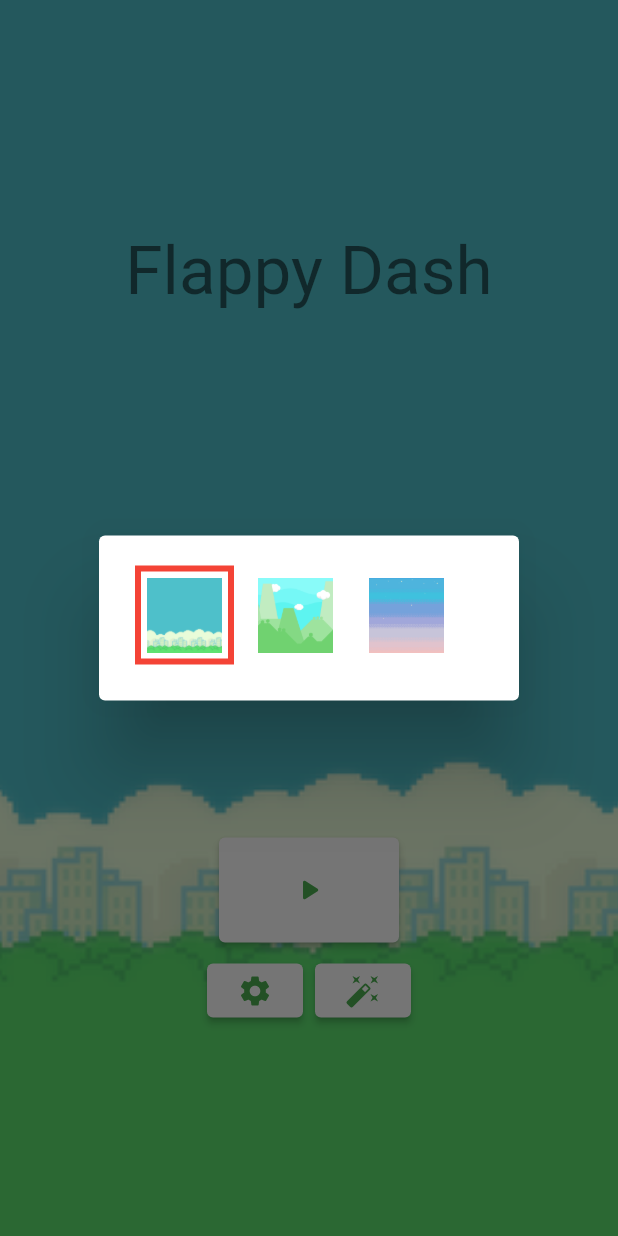
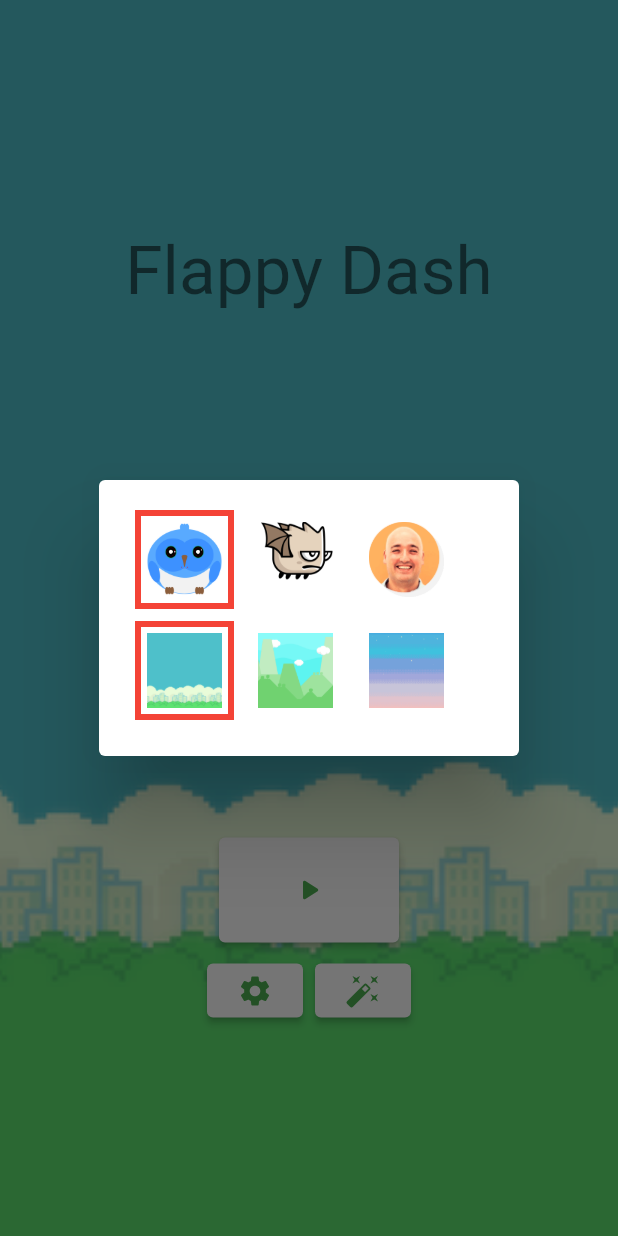
Before and after one commit to fabirt/flappy_bird_flutter, a Flutter app: the screen it shows after launch, after a tap on the "auto fix high" icon, on a phone screen of 412 x 824 dp. Run offline on Flutter 3.47's test engine with Material 2 defaults, Android fonts, the light colour scheme and no system bars; our stand-ins replace audioplayers, equatable.

Commit message:
feat: character customization

```diff
--- a/lib/src/components/entity.dart
+++ b/lib/src/components/entity.dart
@@ -12,5 +12,5 @@ abstract class Entity implements LoopElement {
 
   Rect get rect => Offset(x, y) & Size(width, height);
 
-  Widget draw();
+  Widget draw(BuildContext context);
 }
--- a/lib/src/constants/assets.dart
+++ b/lib/src/constants/assets.dart
@@ -4,7 +4,9 @@ part of constants;
 const String kBgImage = 'assets/images/bg.png';
 const String kBgImage_2 = 'assets/images/bg-2.png';
 const String kBgImage_3 = 'assets/images/bg-3.png';
-const String kPlayerImage = 'assets/images/player.png';
+const String kPlayerImage_1 = 'assets/images/dash.png';
+const String kPlayerImage_2 = 'assets/images/grumpy.png';
+const String kPlayerImage_3 = 'assets/images/marcos.png';
 
 // Audio
 const String kAudioPrefix = 'assets/audio/';
--- a/lib/src/entities/barrier.dart
+++ b/lib/src/entities/barrier.dart
@@ -29,7 +29,7 @@ class Barrier extends Entity {
   }
 
   @override
-  Widget draw() {
+  Widget draw(BuildContext context) {
     final radius = Radius.circular(8);
     return SizedBox(
       width: width,
--- a/lib/src/entities/entities.dart
+++ b/lib/src/entities/entities.dart
@@ -6,6 +6,7 @@ import 'package:flutter/widgets.dart';
 
 import 'package:flappy_bird_flutter/src/components/components.dart';
 import 'package:flappy_bird_flutter/src/constants/constants.dart';
+import 'package:flappy_bird_flutter/src/models/models.dart';
 
 part 'barrier.dart';
 part 'player.dart';
--- a/lib/src/entities/player.dart
+++ b/lib/src/entities/player.dart
@@ -12,6 +12,7 @@ class Player extends Entity {
   late Size world;
   double _velocity = 0;
   bool _moving = false;
+  Character _character = Character.dash;
 
   void init(Size screen) {
     world = screen;
@@ -50,8 +51,12 @@ class Player extends Entity {
         rect.bottom > other.rect.top + 6;
   }
 
+  void setCharacter(Character character) {
+    _character = character;
+  }
+
   @override
-  Widget draw() {
+  Widget draw(BuildContext context) {
     final angle = (_velocity.clamp(0, 600) / 600) * math.pi;
 
     return Transform.rotate(
@@ -60,7 +65,7 @@ class Player extends Entity {
         width: width,
         height: height,
         child: Image(
-          image: AssetImage(kPlayerImage),
+          image: AssetImage(_character.assetImage),
         ),
       ),
     );
--- /dev/null
+++ b/lib/src/models/character.dart
@@ -0,0 +1,31 @@
+part of models;
+
+class Character extends Equatable {
+  const Character._({
+    required this.assetImage,
+    required this.cost,
+  });
+
+  final String assetImage;
+  final int cost;
+
+  static const Character dash = Character._(
+    assetImage: kPlayerImage_1,
+    cost: 0,
+  );
+
+  static const Character grumpy = Character._(
+    assetImage: kPlayerImage_2,
+    cost: 0,
+  );
+
+  static const Character marcos = Character._(
+    assetImage: kPlayerImage_3,
+    cost: 0,
+  );
+
+  static const List<Character> options = [dash, grumpy, marcos];
+
+  @override
+  List<Object?> get props => [assetImage, cost];
+}
--- a/lib/src/models/models.dart
+++ b/lib/src/models/models.dart
@@ -6,4 +6,5 @@ import 'package:flutter/material.dart';
 import 'package:flappy_bird_flutter/src/constants/constants.dart';
 
 part 'background_image.dart';
+part 'character.dart';
 part 'player_experience.dart';
--- a/lib/src/models/player_experience.dart
+++ b/lib/src/models/player_experience.dart
@@ -2,15 +2,22 @@ part of models;
 
 class PlayerExperience extends ChangeNotifier {
   BackgroundImage _backgroundImage = BackgroundImage.blueSky;
+  Character _character = Character.dash;
   int _highScore = 0;
   int _money = 0;
 
   BackgroundImage get backgroundImage => _backgroundImage;
+  Character get character => _character;
   int get highScore => _highScore;
   int get money => _money;
 
   void changeBackground(BackgroundImage value) {
     _backgroundImage = value;
+    notifyListeners();
+  }
+
+  void changeCharacter(Character value) {
+    _character = value;
     notifyListeners();
   }
 
--- a/lib/src/screens/customization_screen.dart
+++ b/lib/src/screens/customization_screen.dart
@@ -16,6 +16,52 @@ class _CustomizationScreenState extends State<CustomizationScreen> {
       content: Column(
         mainAxisSize: MainAxisSize.min,
         children: [
+          Row(
+            children: Character.options.map((Character character) {
+              final index = Character.options.indexOf(character);
+              BorderSide borderSide = BorderSide.none;
+              double spacing = 8;
+
+              if (character == playerExp.character) {
+                borderSide = BorderSide(
+                  width: 4,
+                  color: Colors.red,
+                );
+              }
+
+              if (index == 0) {
+                spacing = 0;
+              }
+
+              return Padding(
+                padding: EdgeInsets.only(left: spacing),
+                child: GestureDetector(
+                  onTap: () {
+                    playerExp.changeCharacter(character);
+                  },
+                  child: DecoratedBox(
+                    decoration: ShapeDecoration(
+                      shape: RoundedRectangleBorder(
+                        side: borderSide,
+                      ),
+                    ),
+                    child: Padding(
+                      padding: const EdgeInsets.all(8.0),
+                      child: SizedBox(
+                        width: 50,
+                        height: 50,
+                        child: Image.asset(
+                          character.assetImage,
+                          fit: BoxFit.cover,
+                        ),
+                      ),
+                    ),
+                  ),
+                ),
+              );
+            }).toList(),
+          ),
+          const SizedBox(height: 8),
           Row(
             children: BackgroundImage.options.map((BackgroundImage image) {
               final index = BackgroundImage.options.indexOf(image);
--- a/lib/src/screens/game_screen.dart
+++ b/lib/src/screens/game_screen.dart
@@ -9,6 +9,15 @@ class GameScreen extends StatefulWidget {
 
 class _GameScreenState extends State<GameScreen> {
   final _logic = GameLogic();
+
+  @override
+  void initState() {
+    super.initState();
+    final playerExp = Provider.of<PlayerExperience>(context, listen: false);
+    playerExp.addListener(() {
+      _logic.player.setCharacter(playerExp.character);
+    });
+  }
 
   void _startGame() {
     final screen = MediaQuery.of(context).size;
--- a/lib/src/views/game_finished_view.dart
+++ b/lib/src/views/game_finished_view.dart
@@ -32,14 +32,14 @@ class GameFinishedView extends StatelessWidget {
                   top: barrier.y,
                   width: barrier.width,
                   height: barrier.height,
-                  child: barrier.draw(),
+                  child: barrier.draw(context),
                 )),
         Positioned(
           left: player.x,
           top: player.y,
           width: player.width,
           height: player.height,
-          child: player.draw(),
+          child: player.draw(context),
         ),
         Align(
           alignment: const Alignment(0, -0.9),
--- a/lib/src/views/game_idle_view.dart
+++ b/lib/src/views/game_idle_view.dart
@@ -26,7 +26,7 @@ class GameIdleView extends StatelessWidget {
           top: player.y,
           width: player.width,
           height: player.height,
-          child: player.draw(),
+          child: player.draw(context),
         ),
         Align(
           alignment: const Alignment(0, -0.6),
--- a/lib/src/views/game_started_view.dart
+++ b/lib/src/views/game_started_view.dart
@@ -35,14 +35,14 @@ class GameStartedView extends StatelessWidget {
                     top: barrier.y,
                     width: barrier.width,
                     height: barrier.height,
-                    child: barrier.draw(),
+                    child: barrier.draw(context),
                   )),
           Positioned(
             left: player.x,
             top: player.y,
             width: player.width,
             height: player.height,
-            child: player.draw(),
+            child: player.draw(context),
           ),
           Align(
             alignment: const Alignment(0, -0.9),
```
Also changed, not shown: assets/images/dash.png (renamed from assets/images/player.png), assets/images/grumpy.png (added), assets/images/marcos.png (added).
